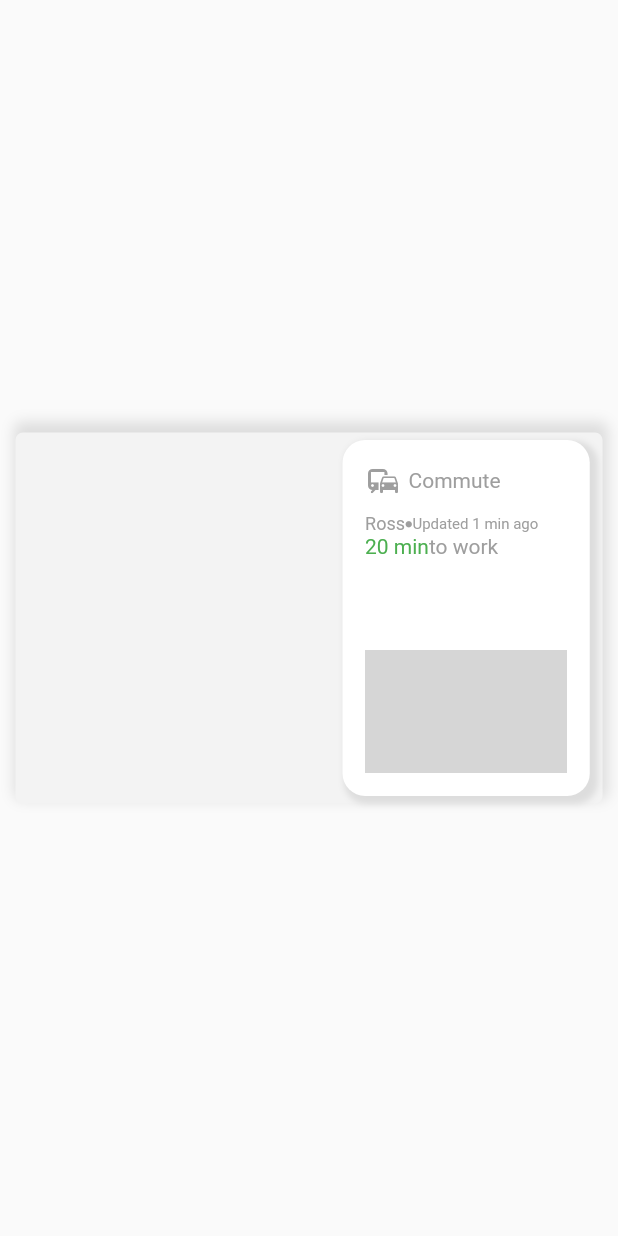
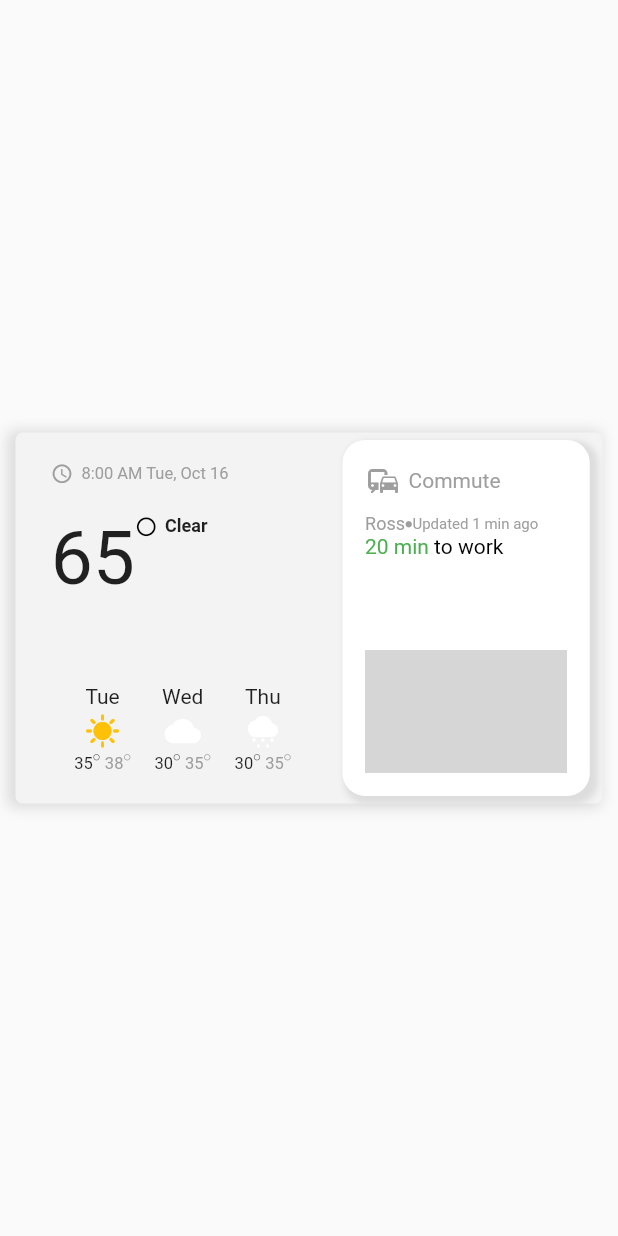
Before and after one commit to BarkaBoss/My-Widgets, a Flutter app: the screen it shows after launch, on a phone screen of 412 x 824 dp. Run offline on Flutter 3.47's test engine with Material 2 defaults, Android fonts, the phone set to English and light mode, and no system bars; network calls fail; grey boxes are pictures that could not be loaded.

Commit message:
Weather Section done

```diff
--- a/lib/widgets/weather_card.dart
+++ b/lib/widgets/weather_card.dart
@@ -14,13 +14,13 @@ class WeatherCard extends StatelessWidget {
       height: height * 0.3,
       decoration: BoxDecoration(
           borderRadius: BorderRadius.circular(5),
-          color: Color(0xfff3f3f3),
+          color: const Color(0xfff3f3f3),
           boxShadow: [
             BoxShadow(
                 color: Color(0xffDDDDDD),
                 blurRadius: 7,
                 spreadRadius: 2,
-                offset: Offset.fromDirection(5, 5))
+                offset: Offset.fromDirection(3, 3))
           ]),
       child: Padding(
           padding: const EdgeInsets.all(5),
@@ -30,9 +30,109 @@ class WeatherCard extends StatelessWidget {
             children: [
               Container(
                 width: width * 0.5,
+                padding: const EdgeInsets.all(15),
+                child: Column(
+                  mainAxisAlignment: MainAxisAlignment.spaceBetween,
+                  children: [
+                    Column(
+                      mainAxisAlignment: MainAxisAlignment.spaceAround,
+                      children: [
+                        Row(
+                          children: const[
+                            Icon(size:15, Icons.watch_later_outlined, color: Colors.grey,),
+                            Text("  8:00 AM Tue, Oct 16", style: TextStyle(fontSize: 11, color: Colors.grey),)
+                          ],
                         ),
-              Container(
-                padding: EdgeInsets.all(15),
+                        SizedBox(height: 20,),
+                        Row(
+                          mainAxisAlignment: MainAxisAlignment.start,
+                          crossAxisAlignment: CrossAxisAlignment.start,
+                          children: const[
+                            Text("65", style: TextStyle(fontSize: 50),),
+                            Icon( size:15, color: Colors.black, Icons.circle_outlined),
+                            SizedBox(width: 5,),
+                            Text("Clear", style: TextStyle(fontSize: 12, fontWeight: FontWeight.bold),),
+                          ],
+                        )
+                      ],
+                    ),
+                    Row(
+                      mainAxisAlignment: MainAxisAlignment.spaceEvenly,
+                      children: [
+                        Column(
+                          mainAxisAlignment: MainAxisAlignment.center,
+                          children: [
+                            Text("Tue"),
+                            SizedBox(height: 3,),
+                            Icon(Icons.sunny, color: Colors.amber,),
+                            SizedBox(height: 3,),
+                            Row(
+                              mainAxisAlignment: MainAxisAlignment.start,
+                              crossAxisAlignment: CrossAxisAlignment.start,
+                              children: const[
+                                Text("35", style: TextStyle(fontSize: 11,)),
+                                Icon(Icons.circle_outlined, size: 5,),
+                                SizedBox(width: 3,),
+                                Text("38", style: TextStyle(fontSize: 11, color: Colors.grey)),
+                                Icon(Icons.circle_outlined, size: 5, color: Colors.grey,),
+                              ],
+                            )
+                          ],
+                        ),
+                        Column(
+                          mainAxisAlignment: MainAxisAlignment.center,
+                          children: [
+                            const Text("Wed"),
+                            SizedBox(height: 3,),
+                            Icon(Icons.cloud, color: Colors.white,),
+                            SizedBox(height: 3,),
+                            Row(
+                              mainAxisAlignment: MainAxisAlignment.start,
+                              crossAxisAlignment: CrossAxisAlignment.start,
+                              children: [
+                                Text("30", style: TextStyle(fontSize: 11,)),
+                                Icon(Icons.circle_outlined, size: 5,),
+                                SizedBox(width: 3,),
+                                Text("35", style: TextStyle(fontSize: 11, color: Colors.grey)),
+                                Icon(Icons.circle_outlined, size: 5, color: Colors.grey,),
+                              ],
+                            )
+                          ],
+                        ),
+                        Column(
+                          mainAxisAlignment: MainAxisAlignment.center,
+                          children: [
+                            const Text("Thu"),
+                            SizedBox(height: 3,),
+                            Icon(Icons.cloudy_snowing, color: Colors.white,),
+                            SizedBox(height: 3,),
+                            Row(
+                              mainAxisAlignment: MainAxisAlignment.start,
+                              crossAxisAlignment: CrossAxisAlignment.start,
+                              children: [
+                                Text("30", style: TextStyle(fontSize: 11,)),
+                                Icon(Icons.circle_outlined, size: 5,),
+                                SizedBox(width: 3,),
+                                Text("35", style: TextStyle(fontSize: 11, color: Colors.grey)),
+                                Icon(Icons.circle_outlined, size: 5, color: Colors.grey,),
+                              ],
+                            )
+                          ],
+                        ),
+                      ],
+                    )
+                  ],
+                ),
+              ),
+              _locationCard()
+            ],
+          )),
+    );
+  }
+
+  Widget _locationCard(){
+    return Container(
+      padding: const EdgeInsets.all(15),
       width: width * 0.4,
       decoration: BoxDecoration(
           borderRadius: BorderRadius.circular(15),
@@ -67,8 +167,8 @@ class WeatherCard extends StatelessWidget {
                 ),
                 Row(
                   children: const [
-                                Text("20 min", style: TextStyle(color: Colors.green, fontSize: 14),),
-                                Text("to work", style: TextStyle(color: Colors.grey, fontSize: 14),)
+                    Text("20 min ", style: TextStyle(color: Colors.green, fontSize: 14),),
+                    Text("to work", style: TextStyle(color: Colors.black, fontSize: 14),)
                   ],
                 )
               ],
@@ -82,9 +182,6 @@ class WeatherCard extends StatelessWidget {
           )
         ],
       ),
-              ),
-            ],
-          )),
     );
   }
 }
```
Lines whose indentation alone changed are shown as unchanged.
